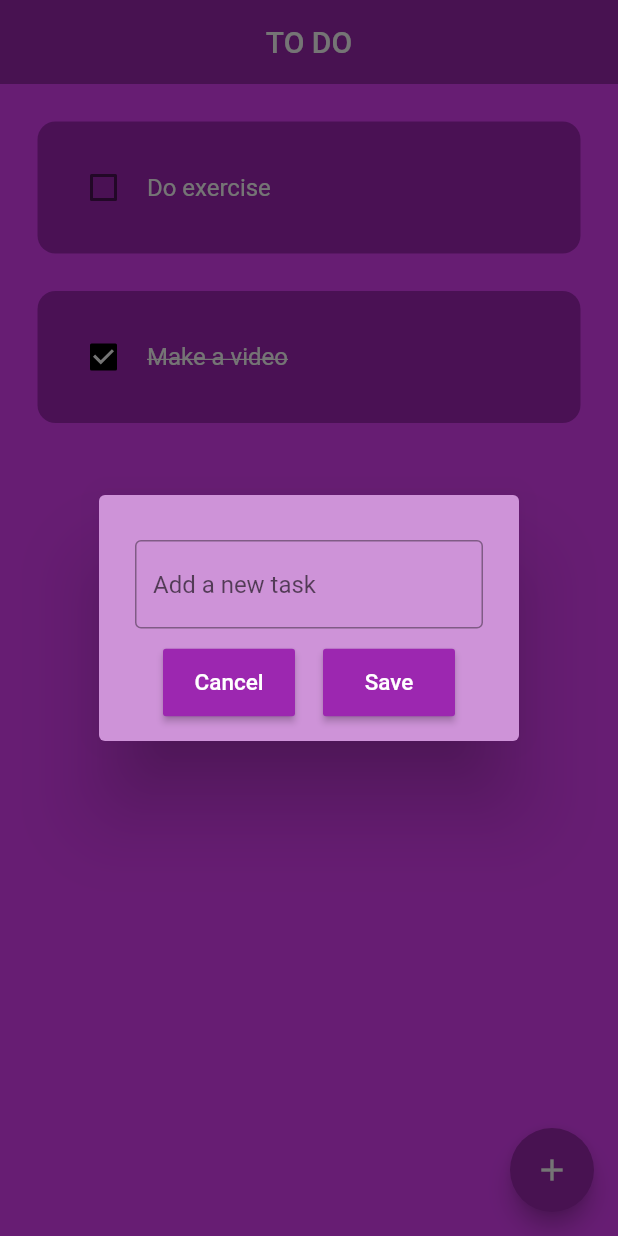
After one commit to 4hellboy4/ToDo_app, a Flutter app: the screen it shows after launch, after a tap on the "add" icon, on a phone screen of 412 x 824 dp. The commit adds this screen. Run offline on Flutter 3.47's test engine with Material 2 defaults, Android fonts, the phone set to English and light mode, and no system bars.

Commit message:
added an AlertDialog with buttons

```diff
--- a/lib/pages/home.dart
+++ b/lib/pages/home.dart
@@ -1,4 +1,5 @@
 import 'package:flutter/material.dart';
+import 'package:todo_app2/utils/dialog_box.dart';
 import 'package:todo_app2/utils/todo_tile.dart';
 
 class Home extends StatefulWidget {
@@ -20,6 +21,15 @@ class _HomeState extends State<Home> {
     });
   }
 
+  void createNewToDoTask() {
+    showDialog(
+      context: context,
+      builder: (context) {
+        return DialogBox();
+      },
+    );
+  }
+
   @override
   Widget build(BuildContext context) {
     return Scaffold(
@@ -39,6 +49,10 @@ class _HomeState extends State<Home> {
           );
         }),
       ),
+      floatingActionButton: FloatingActionButton(
+        onPressed: createNewToDoTask,
+        child: const Icon(Icons.add),
+      ),
     );
   }
 }
--- /dev/null
+++ b/lib/utils/dialog_box.dart
@@ -0,0 +1,42 @@
+import 'package:flutter/material.dart';
+import 'package:todo_app2/utils/my_button.dart';
+
+class DialogBox extends StatelessWidget {
+  const DialogBox({Key? key}) : super(key: key);
+
+  @override
+  Widget build(BuildContext context) {
+    return AlertDialog(
+      backgroundColor: Colors.purple[200],
+      content: Container(
+        padding: const EdgeInsets.symmetric(vertical: 10),
+        height: 120,
+        child: Column(
+          //Get user input
+          children: [
+            const TextField(
+              decoration: InputDecoration(
+                  border: OutlineInputBorder(), hintText: "Add a new task"),
+            ),
+
+            const SizedBox(height: 12),
+
+            //Save and Cancel buttons
+            Row(
+              mainAxisAlignment: MainAxisAlignment.spaceEvenly,
+              children: <Widget>[
+                //Cancel button
+                MyButton(nameOfTheButton: "Cancel", onPressed: () {}),
+                //Save button
+                MyButton(
+                  nameOfTheButton: "Save",
+                  onPressed: () {},
+                ),
+              ],
+            ),
+          ],
+        ),
+      ),
+    );
+  }
+}
--- /dev/null
+++ b/lib/utils/my_button.dart
@@ -0,0 +1,19 @@
+import 'package:flutter/material.dart';
+
+class MyButton extends StatelessWidget {
+  final String nameOfTheButton;
+  VoidCallback onPressed;
+
+  MyButton({super.key, required this.nameOfTheButton, required this.onPressed});
+
+  @override
+  Widget build(BuildContext context) {
+    return MaterialButton(
+      height: 45,
+      onPressed: onPressed,
+      color: Theme.of(context).primaryColor,
+      child: Text(nameOfTheButton,
+          style: const TextStyle(color: Colors.white, fontSize: 15)),
+    );
+  }
+}
--- a/lib/utils/todo_tile.dart
+++ b/lib/utils/todo_tile.dart
@@ -22,7 +22,7 @@ class TodoTile extends StatelessWidget {
             color: const Color.fromARGB(255, 162, 37, 184),
             borderRadius: BorderRadius.circular(12)),
         child: Row(
-          children: [
+          children: <Widget>[
             //Check if task is complited
             Checkbox(
               value: isComplited,
```
